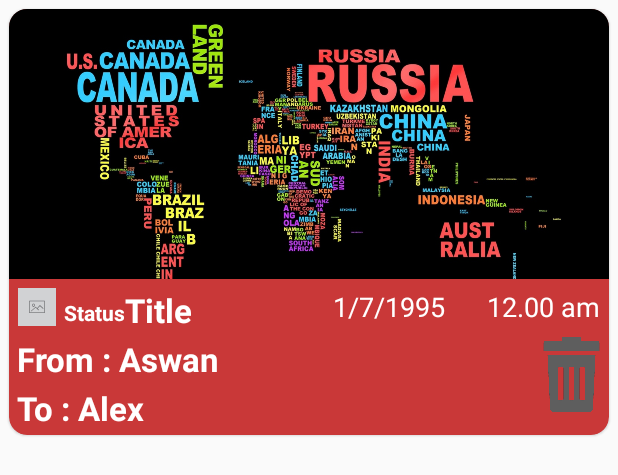
After one commit to Asmaa933/iTrip, an Android app: the layout history_custom_cell.xml on its own in the app's theme, with its tools: preview values and no code run, on a phone screen of 412 x 824 dp. The commit adds this screen. Shown: the top 475 px of the screen. Run offline under Robolectric (Android 15) with nearby library versions, the phone set to English and light mode, and no system bars.

Commit message:
history cell xml

```diff
--- a/app/build.gradle
+++ b/app/build.gradle
@@ -49,6 +49,7 @@ dependencies {
     implementation 'com.google.firebase:firebase-auth:19.2.0'
     implementation 'com.google.firebase:firebase-database:19.2.1'
     implementation 'com.google.android.libraries.places:places:1.0.0'
-    implementation 'com.android.support:multidex:1.0.3'
+    implementation "androidx.multidex:multidex:2.0.1"
+    implementation 'com.google.android.libraries.places:places:1.0.0'
 }
 apply plugin: 'com.google.gms.google-services'
--- a/app/src/main/AndroidManifest.xml
+++ b/app/src/main/AndroidManifest.xml
@@ -39,6 +39,8 @@
                 <data android:scheme="@string/fb_login_protocol_scheme" />
             </intent-filter>
         </activity>
+
+
         <activity
             android:name=".SplashScreenActivity"
             android:theme="@style/Theme.AppCompat.NoActionBar">
--- a/app/src/main/java/com/andro/itrip/addTripActivity/AddTripActivity.java
+++ b/app/src/main/java/com/andro/itrip/addTripActivity/AddTripActivity.java
@@ -216,7 +216,6 @@ public class AddTripActivity extends AppCompatActivity implements AddTripContrac
                 });
         //Ramzy
     }
-
     void showDatePickerDialog(final String tripDirection) {
         //TODO
     }
--- /dev/null
+++ b/app/src/main/res/layout/history_custom_cell.xml
@@ -0,0 +1,131 @@
+<?xml version="1.0" encoding="utf-8"?>
+<androidx.cardview.widget.CardView  xmlns:android="http://schemas.android.com/apk/res/android"
+    xmlns:app="http://schemas.android.com/apk/res-auto"
+    style="@style/Widget.MaterialComponents.CardView"
+    android:id="@+id/container_list_item_main"
+    android:layout_width="match_parent"
+    android:layout_height="wrap_content"
+    android:layout_margin="6dp"
+    android:layout_marginBottom="12dp"
+    android:outlineSpotShadowColor="@color/Black"
+    app:cardBackgroundColor="@color/Adsy"
+    app:cardCornerRadius="12dp"
+    android:clickable="true"
+    android:background="@android:drawable/list_selector_background"
+    >
+
+    <LinearLayout
+        android:id="@+id/row"
+        android:layout_width="match_parent"
+        android:layout_height="wrap_content"
+        android:orientation="vertical">
+
+        <ImageView
+            android:id="@+id/img_list_item_map"
+            android:layout_width="match_parent"
+            android:layout_height="180dp"
+            android:scaleType="centerCrop"
+            app:srcCompat="@drawable/map_country_globe_world_11131_1600x900" />
+
+        <LinearLayout
+            android:layout_width="match_parent"
+            android:layout_height="wrap_content"
+            android:paddingLeft="6dp"
+            android:paddingTop="6dp"
+            android:paddingRight="6dp">
+
+            <LinearLayout
+                android:layout_width="wrap_content"
+                android:layout_height="wrap_content"
+                android:layout_marginStart="0dp"
+
+                android:orientation="horizontal">
+
+                <ImageView
+                    android:id="@+id/img_list_item_main"
+                    android:layout_width="25dp"
+                    android:layout_height="25dp"
+                    android:contentDescription="@string/app_name"
+                    android:src="@drawable/ic_img_default_img" />
+
+                <TextView
+                    android:id="@+id/status_list_item_main"
+                    android:layout_width="match_parent"
+                    android:layout_height="match_parent"
+                    android:layout_marginLeft="5sp"
+                    android:gravity="center_vertical"
+                    android:text="Status"
+                    android:textColor="@color/white"
+                    android:textSize="14sp"
+                    android:textStyle="bold" />
+
+                <TextView
+                    android:layout_width="match_parent"
+                    android:layout_height="wrap_content"
+                    android:layout_marginBottom="3sp"
+                    android:text="Title"
+                    android:textColor="@color/white"
+                    android:textSize="22sp"
+                    android:textStyle="bold" />
+
+            </LinearLayout>
+
+                        <Space
+                            android:layout_width="wrap_content"
+                            android:layout_height="wrap_content"
+                            android:layout_weight="1" />
+            <LinearLayout
+                android:layout_width="wrap_content"
+                android:layout_height="wrap_content"
+                android:layout_marginStart="0dp">
+                <TextView
+                    android:layout_width="wrap_content"
+                    android:layout_height="wrap_content"
+                    android:text="1/7/1995      12.00 am"
+                    android:textColor="@color/white"
+                    android:textSize="18sp"/>
+            </LinearLayout>
+
+
+
+        </LinearLayout>
+
+    <LinearLayout
+        android:layout_width="match_parent"
+        android:layout_height="wrap_content"
+        android:orientation="horizontal">
+        <LinearLayout
+            android:layout_width="wrap_content"
+            android:layout_height="wrap_content"
+            android:orientation="vertical">
+            <TextView
+                android:layout_width="wrap_content"
+                android:layout_height="wrap_content"
+                android:layout_marginBottom="3sp"
+                android:text=" From : Aswan"
+                android:textColor="@color/white"
+                android:textSize="22sp"
+                android:textStyle="bold" />
+
+            <TextView
+                android:layout_width="wrap_content"
+                android:layout_height="wrap_content"
+                android:layout_marginBottom="3sp"
+                android:text=" To : Alex"
+                android:textColor="@color/white"
+                android:textSize="22sp"
+                android:textStyle="bold" />
+        </LinearLayout>
+        <Space
+            android:layout_width="wrap_content"
+            android:layout_height="wrap_content"
+            android:layout_weight="1" />
+        <Button
+            android:layout_width="50dp"
+            android:layout_height="50dp"
+            android:background="@drawable/delete"></Button>
+    </LinearLayout>
+
+    </LinearLayout>
+
+</androidx.cardview.widget.CardView>
--- a/app/src/main/res/values/colors.xml
+++ b/app/src/main/res/values/colors.xml
@@ -7,5 +7,6 @@
     <color name="white">#ffffff</color>
     <color name="colorOffwhite">#DADADA</color>
     <color name="Black">#000000</color>
-
+    <color name="Blue">#381460</color>
+    <color name="Adsy">#c93838</color>
 </resources>
--- a/gradle.properties
+++ b/gradle.properties
@@ -17,4 +17,3 @@ org.gradle.jvmargs=-Xmx1536m
 android.useAndroidX=true
 # Automatically convert third-party libraries to use AndroidX
 android.enableJetifier=true
-multiDexEnabled true
```
Also changed, not shown: app/src/main/res/drawable-v21/map_country_globe_world_11131_1600x900.jpg (added).
